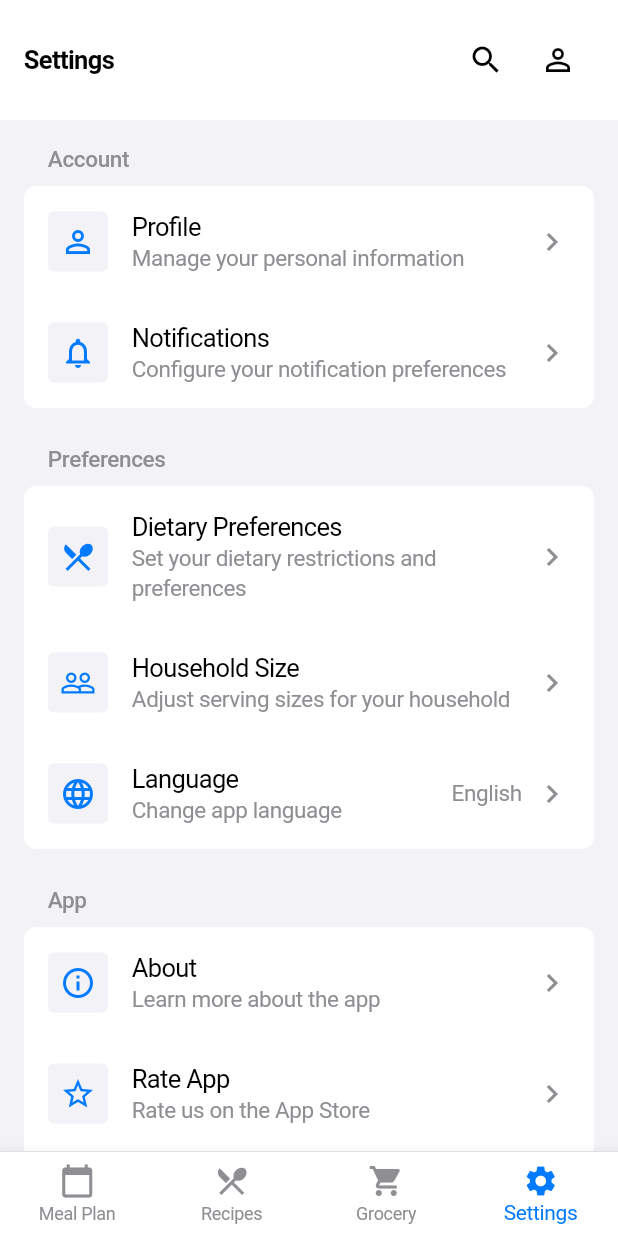
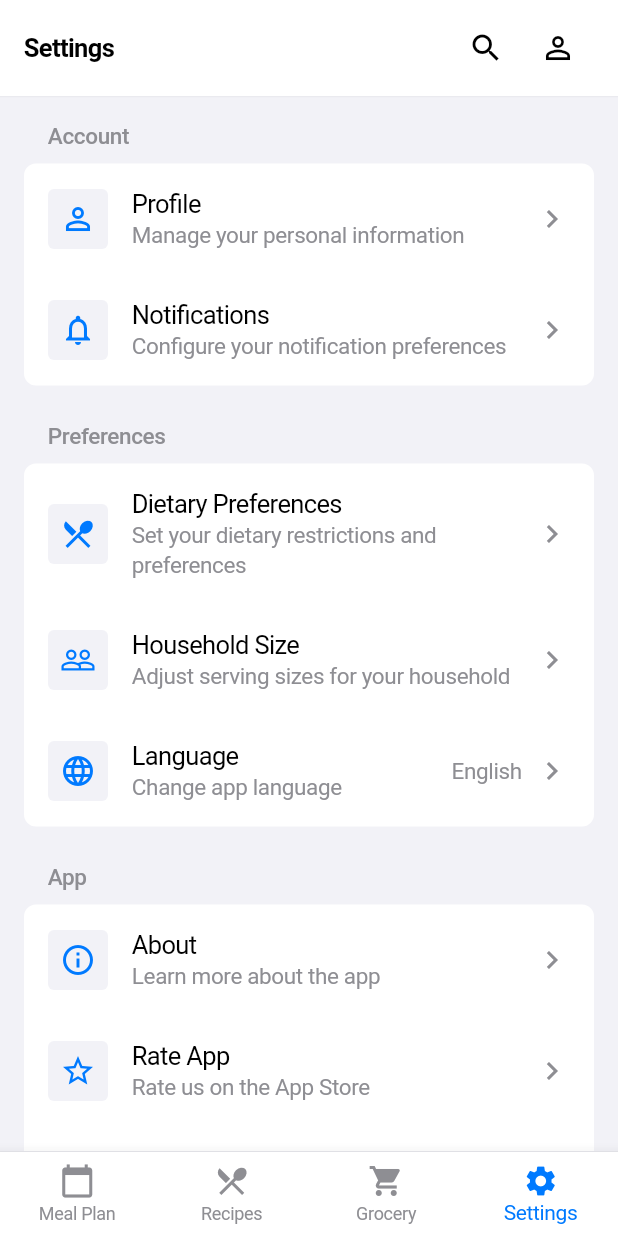
Before and after one commit to osmandemiroz/mealprojectwithnodejs, a Flutter app: the screen it shows after launch, item 4 of the bottom bar chosen, on a phone screen of 412 x 824 dp. Run offline on Flutter 3.47's test engine with Material 3 defaults, Android fonts, the phone set to English and light mode, and no system bars; drawn by our look-alikes of flutter_animate; our stand-ins replace cached_network_image; network calls fail; Roboto replaces fonts that are missing (SFPro).

Commit message:
ui enhancehement

```diff
--- a/lib/views/home/home_screen.dart
+++ b/lib/views/home/home_screen.dart
@@ -18,13 +18,22 @@ class _HomeScreenState extends State<HomeScreen> {
 
   @override
   Widget build(BuildContext context) {
+    // Get the status bar height to properly position content
+    final statusBarHeight = MediaQuery.of(context).padding.top;
+
     return Scaffold(
-      body: SafeArea(
-        child: Column(
+      // Remove SafeArea and use a Column with proper padding for the top
+      body: Column(
         children: [
-            // App Bar
+          // App Bar with status bar height included
           Container(
-              padding: const EdgeInsets.all(AppTheme.spacing16),
+            padding: EdgeInsets.only(
+              top: statusBarHeight +
+                  AppTheme.spacing8, // Add padding above the title
+              left: AppTheme.spacing16,
+              right: AppTheme.spacing16,
+              bottom: AppTheme.spacing8,
+            ),
             color: AppTheme.surfaceColor,
             child: Row(
               children: [
@@ -32,6 +41,7 @@ class _HomeScreenState extends State<HomeScreen> {
                   _getTitle(),
                   style: AppTheme.headlineMedium.copyWith(
                     color: AppTheme.textPrimaryColor,
+                    fontWeight: FontWeight.bold,
                   ),
                 ),
                 const Spacer(),
@@ -51,6 +61,13 @@ class _HomeScreenState extends State<HomeScreen> {
             ),
           ),
 
+          // Subtle divider between app bar and content
+          const Divider(
+            height: 1,
+            thickness: 0.5,
+            color: AppTheme.borderColor,
+          ),
+
           // Main Content
           Expanded(
             child: IndexedStack(
@@ -64,7 +81,6 @@ class _HomeScreenState extends State<HomeScreen> {
             ),
           ),
         ],
-        ),
       ),
       bottomNavigationBar: Container(
         decoration: const BoxDecoration(
```
Also changed, not shown: lib/main.dart (+13 -3 lines), lib/views/recipes/recipe_details_screen.dart (+29 -5 lines). Lines whose indentation alone changed are shown as unchanged.
